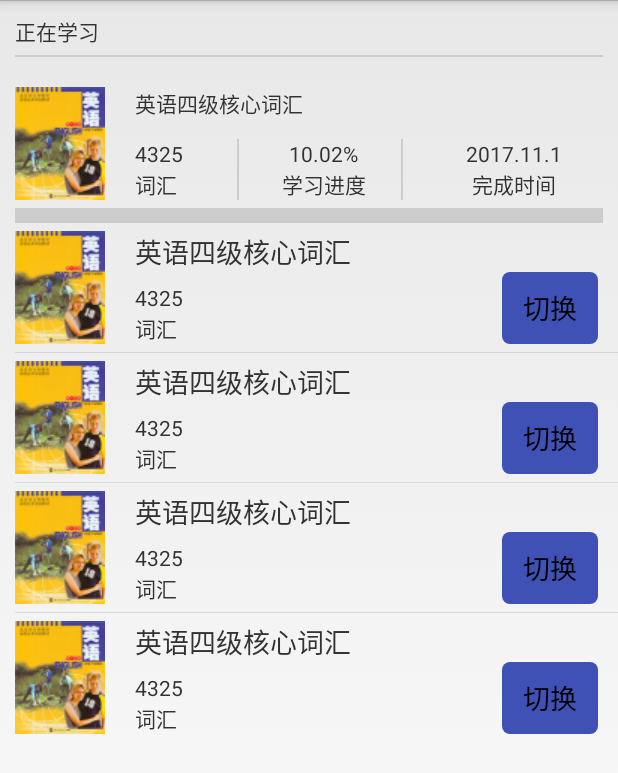
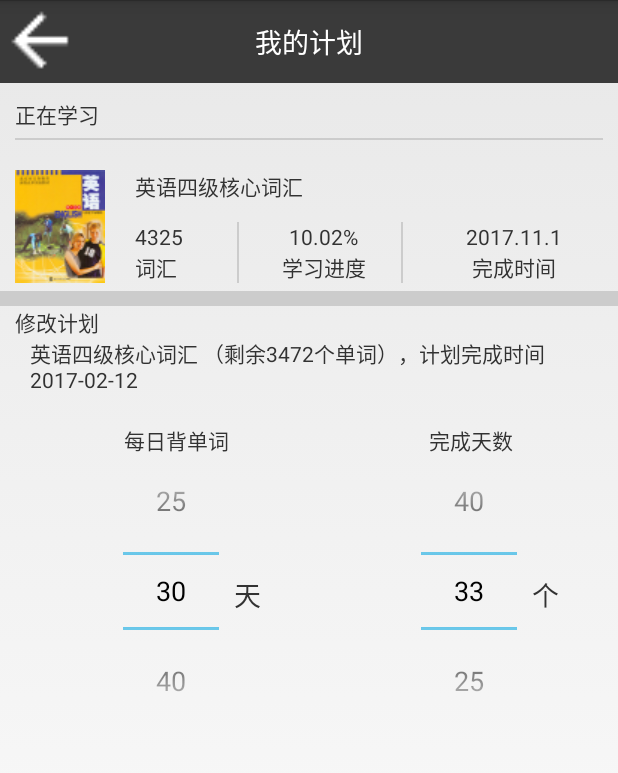
Before and after one commit to JasonZou-CN/LJDC, an Android app: the fragment HomeTabCFragment shown on its own in the app's theme, after a tap on "切换", on a phone screen of 412 x 824 dp. Shown: the top 773 px of the screen. Run offline under Robolectric (Android 15) with nearby library versions, the phone set to English and light mode, and no system bars.

Commit message:
计划设置UI设计

```diff
--- a/app/build.gradle
+++ b/app/build.gradle
@@ -20,7 +20,7 @@ android {
 }
 
 dependencies {
-    compile fileTree(dir: 'libs', include: ['*.jar'])
+    compile fileTree(include: ['*.jar'], dir: 'libs')
     testCompile 'junit:junit:4.12'
     compile 'com.android.support:appcompat-v7:23.4.0'
     compile 'com.android.support:design:23.4.0'
--- a/app/src/main/AndroidManifest.xml
+++ b/app/src/main/AndroidManifest.xml
@@ -43,6 +43,9 @@
                 android:screenOrientation="portrait"
                 >
         </activity>
+        <activity
+                android:name=".activitys.ChangePlanActivity"
+                android:screenOrientation="portrait"/>
     </application>
 
 </manifest>
--- a/app/src/main/java/com/ljdc/activitys/ChangePlanActivity.java
+++ b/app/src/main/java/com/ljdc/activitys/ChangePlanActivity.java
@@ -2,86 +2,133 @@ package com.ljdc.activitys;
 
 import android.app.Activity;
 import android.os.Bundle;
-import android.text.TextUtils;
 import android.view.View;
-import android.widget.Button;
-import android.widget.EditText;
-import android.widget.LinearLayout;
+import android.widget.NumberPicker;
 import android.widget.TextView;
+import android.widget.Toast;
 import com.ljdc.R;
-import com.ljdc.utils.Act;
-import com.ljdc.utils.ToastUtils;
+
+import java.util.ArrayList;
+import java.util.List;
 
 /**
  *
  */
-public class ChangePlanActivity extends Activity implements View.OnClickListener {
-    private TextView tv_title, tv_forgetPwd;
-    private EditText et_account, et_password;
-    private Button btn_login;
-    private LinearLayout ll_createAccount;
+@SuppressWarnings("ALL")
+public class ChangePlanActivity extends Activity implements View.OnClickListener,NumberPicker.OnValueChangeListener,NumberPicker.OnScrollListener,NumberPicker.Formatter {
+    private TextView tv_title;
+    private View back;
+    private NumberPicker dayPicker, wordsPicker;
+    private int totalNum = 1000; //剩余单词
 
 
     @Override
     protected void onCreate(Bundle savedInstanceState) {
         super.onCreate(savedInstanceState);
-        setContentView(R.layout.activity_login);
+        setContentView(R.layout.activity_change_plan);
         initView();
+
     }
 
     private void initView() {
         tv_title = (TextView) findViewById(R.id.title_center_tv);
-        tv_title.setText(R.string.login);
+        tv_title.setText("我的计划");
 
-        et_account = (EditText) findViewById(R.id.et_account);
-        et_password = (EditText) findViewById(R.id.et_password);
+        back = findViewById(R.id.title_left_layout);
+        back.setVisibility(View.VISIBLE);
+        back.setBackground(getResources().getDrawable(R.drawable.ic_arrow_back_white_18dp));
+        back.setOnClickListener(this);
 
-        tv_forgetPwd = (TextView) findViewById(R.id.tv_forgetPwd);
+        dayPicker = (NumberPicker) findViewById(R.id.dayPicker);
+        wordsPicker = (NumberPicker) findViewById(R.id.wordsPicker);
 
-        btn_login = (Button) findViewById(R.id.btn_login);
+       initData();
 
-        ll_createAccount = (LinearLayout) findViewById(R.id.ll_createAccount);
+    }
 
-        ll_createAccount.setOnClickListener(this);
-        btn_login.setOnClickListener(this);
-        tv_forgetPwd.setOnClickListener(this);
+    private void initData(){
 
+
+
+        String[] words = {"10","15","20","25","30","40","50","60","70"};
+        wordsPicker.setDisplayedValues(words);
+        wordsPicker.setMinValue(0);
+        wordsPicker.setMaxValue(words.length - 1);
+        wordsPicker.setValue(4);
+        wordsPicker.setFormatter(this);
+        wordsPicker.setOnValueChangedListener(this);
+        wordsPicker.setOnScrollListener(this);
+
+        List<String> daysList = new ArrayList<String>();
+        int oneDay,days;
+        for (String num : words
+                ) {
+            oneDay = Integer.parseInt(num);
+            days = totalNum/oneDay;
+            daysList.add(days+"");
+        }
+        String[] daysArr = daysList.toArray(new String[daysList.size()]);
+        for (String s:daysList
+             ) {
+
+        }
+
+        dayPicker.setDisplayedValues(daysArr);
+        dayPicker.setMinValue(0);
+        dayPicker.setMaxValue(daysArr.length - 1);
+        dayPicker.setValue(4);
+        dayPicker.setFormatter(this);
+        dayPicker.setOnValueChangedListener(this);
+        dayPicker.setOnScrollListener(this);
     }
 
     @Override
     public void onClick(View view) {
         //TODO 设置处理逻辑
         switch (view.getId()) {
-            case R.id.ll_createAccount:
-                Act.toAct(this, RegisterByPhone.class);
+            case R.id.title_left_layout:
+                finish();
                 break;
-            case R.id.tv_forgetPwd:
-                ToastUtils.showShort(this, "xxx");
+
+        }
+    }
+
+    @Override
+    public void onValueChange(NumberPicker picker, int oldVal, int newVal) {
+        Toast.makeText(
+                this,
+                "原来的值 " + oldVal + "--新值: "
+                        + newVal, Toast.LENGTH_SHORT).show();
+        switch (picker.getId()) {
+            case R.id.dayPicker:
+                wordsPicker.setValue(dayPicker.getValue());
+                break;
+            case R.id.wordsPicker:
+                dayPicker.setValue(wordsPicker.getValue());
 
                 break;
-            case R.id.btn_login:
-//                ToastUtils.showShort(this,"xxx");
-                String account = et_account.getText().toString();
-                String password = et_password.getText().toString();
-                if (TextUtils.isEmpty(account) || TextUtils.isEmpty(password)) {
-                    ToastUtils.showShort(this, "请检查登录信息");
-                } else {
-                    //TODO 发起网络请求
-/*                    RequestQueue mQueue = Volley.newRequestQueue(this);
-                    StringRequest request = new StringRequest("https://www.baidu.com", new Response.Listener<String>() {
-                        @Override
-                        public void onResponse(String response) {
-                            Log.d("LoginActivity", response);
-                        }
-                    }, new Response.ErrorListener() {
-                        @Override
-                        public void onErrorResponse(VolleyError error) {
-                            Log.e("LoginActivity",error.getMessage(),error);
-                        }
-                    });
-                    mQueue.add(request);*/
-                }
-                Act.toAct(this,MainActivity.class);
+        }
+
+    }
+
+    @Override
+    public String format(int i) {
+        return null;
+    }
+
+    @Override
+    public void onScrollStateChange(NumberPicker view, int scrollState) {
+        switch (scrollState) {
+            case NumberPicker.OnScrollListener.SCROLL_STATE_FLING:
+//                Toast.makeText(this, "后续滑动(飞呀飞，根本停下来)", Toast.LENGTH_LONG)
+//                        .show();
+                break;
+            case NumberPicker.OnScrollListener.SCROLL_STATE_IDLE:
+//                Toast.makeText(this, "不滑动", Toast.LENGTH_LONG).show();
+                break;
+            case NumberPicker.OnScrollListener.SCROLL_STATE_TOUCH_SCROLL:
+//                Toast.makeText(this, "滑动中", Toast.LENGTH_LONG)
+//                        .show();
                 break;
         }
     }
--- a/app/src/main/java/com/ljdc/adapters/LibrarysAdapterLV.java
+++ b/app/src/main/java/com/ljdc/adapters/LibrarysAdapterLV.java
@@ -7,7 +7,9 @@ import android.view.View.OnClickListener;
 import android.view.ViewGroup;
 import android.widget.*;
 import com.ljdc.R;
+import com.ljdc.activitys.ChangePlanActivity;
 import com.ljdc.model.LibraryInfo;
+import com.ljdc.utils.Act;
 
 import java.util.List;
 
@@ -80,6 +82,7 @@ public class LibrarysAdapterLV extends BaseAdapter {
 				// TODO Auto-generated method stub
 				int pos = Integer.valueOf((Integer) v.getTag());
 				Toast.makeText(context, "position:" + position, Toast.LENGTH_SHORT).show();
+				Act.toAct(context, ChangePlanActivity.class);
 
 			}
 		});
--- a/app/src/main/java/com/ljdc/fragments/HomeFragment.java
+++ b/app/src/main/java/com/ljdc/fragments/HomeFragment.java
@@ -97,7 +97,7 @@ public class HomeFragment extends Fragment implements OnClickListener {
                 if (null == contacts[0]) {
                     contacts[0] = new HomeTabAFragment();
                     ft.add(R.id.frag_my_contacts_container, contacts[0],
-                            BlankFragment.class.getSimpleName());
+                            HomeTabAFragment.class.getSimpleName());
                 } else {
                     ft.show(contacts[0]);
                 }
--- a/app/src/main/res/layout/activity_change_plan.xml
+++ b/app/src/main/res/layout/activity_change_plan.xml
@@ -3,11 +3,13 @@
               android:layout_width="match_parent"
               android:layout_height="match_parent"
               android:orientation="vertical"
-              tools:context=".fragments.HomeTabCFragment"
-              android:paddingTop="10dp">
+              tools:context=".activitys.ChangePlanActivity"
+        >
 
+    <include layout="@layout/view_head_title"/>
 
     <LinearLayout
+            android:layout_marginTop="10dp"
             android:orientation="vertical"
             android:layout_width="match_parent"
             android:layout_height="wrap_content">
@@ -178,8 +180,93 @@
                     android:layout_height="wrap_content"
                     android:text="英语四级核心词汇 （剩余3472个单词），计划完成时间 2017-02-12"
                     android:id="@+id/textView16"/>
+
+            <LinearLayout
+                    android:id="@+id/planContainer"
+                    android:orientation="horizontal"
+                    android:layout_width="match_parent"
+                    android:layout_height="wrap_content"
+                    android:layout_marginTop="20dp">
+
+                <LinearLayout
+                        android:orientation="vertical"
+                        android:layout_width="0dp"
+                        android:layout_height="match_parent"
+                        android:layout_weight="1">
+
+                    <TextView
+                            android:layout_width="wrap_content"
+                            android:layout_height="wrap_content"
+                            android:text="每日背单词"
+                            android:layout_gravity="center_horizontal"
+                            />
+
+                    <LinearLayout
+                            android:layout_width="match_parent"
+                            android:layout_height="match_parent"
+                            android:orientation="horizontal"
+                            android:layout_marginLeft="20dp"
+                            android:gravity="center_horizontal">
+
+                        <NumberPicker
+                                android:layout_width="wrap_content"
+                                android:layout_height="wrap_content"
+                                android:layout_marginTop="5dp"
+                                android:layout_gravity="center_horizontal"
+                                android:orientation="vertical"
+                                android:id="@+id/wordsPicker"/>
+
+                        <TextView
+                                android:layout_width="wrap_content"
+                                android:layout_height="wrap_content"
+                                android:layout_marginLeft="10dp"
+                                android:text="天"
+                                android:id="@+id/textView19"
+                                android:layout_gravity="center_vertical"
+                                android:textSize="18dp"/>
+                    </LinearLayout>
+
+                </LinearLayout>
+
+                <LinearLayout
+                        android:orientation="vertical"
+                        android:layout_width="0dp"
+                        android:layout_height="wrap_content"
+                        android:layout_weight="1">
+
+                    <TextView
+                            android:layout_width="wrap_content"
+                            android:layout_height="wrap_content"
+                            android:text="完成天数"
+                            android:layout_gravity="center_horizontal"/>
+
+                    <LinearLayout
+                            android:layout_width="match_parent"
+                            android:layout_marginLeft="25dp"
+                            android:gravity="center_horizontal"
+                            android:layout_height="match_parent">
+
+                        <NumberPicker
+                                android:layout_width="wrap_content"
+                                android:layout_height="wrap_content"
+                                android:layout_marginTop="5dp"
+                                android:layout_gravity="center_horizontal"
+                                android:orientation="vertical"
+                                android:id="@+id/dayPicker"/>
+
+                        <TextView
+                                android:layout_width="wrap_content"
+                                android:layout_height="wrap_content"
+                                android:layout_marginLeft="10dp"
+                                android:text="个"
+                                android:layout_gravity="center_vertical"
+                                android:textSize="18dp"/>
+                    </LinearLayout>
+
+                </LinearLayout>
+            </LinearLayout>
+
         </LinearLayout>
+
     </LinearLayout>
-
-
 </LinearLayout>
--- a/app/src/main/res/layout/fragment_study_word.xml
+++ b/app/src/main/res/layout/fragment_study_word.xml
@@ -172,7 +172,7 @@
                         android:layout_width="wrap_content"
                         android:layout_height="wrap_content"
                         android:text="改计划"
-                        android:id="@+id/button"
+                        android:id="@+id/changePlan"
                         android:background="@drawable/shape_btn_normal_grey"
                         android:layout_alignParentEnd="true"/>
             </RelativeLayout>
```
Also changed, not shown: app/src/main/java/com/ljdc/fragments/HomeTabAFragment.java (+9 -0 lines), app/libs/WheelPicker-1.4.3.jar (deleted).
